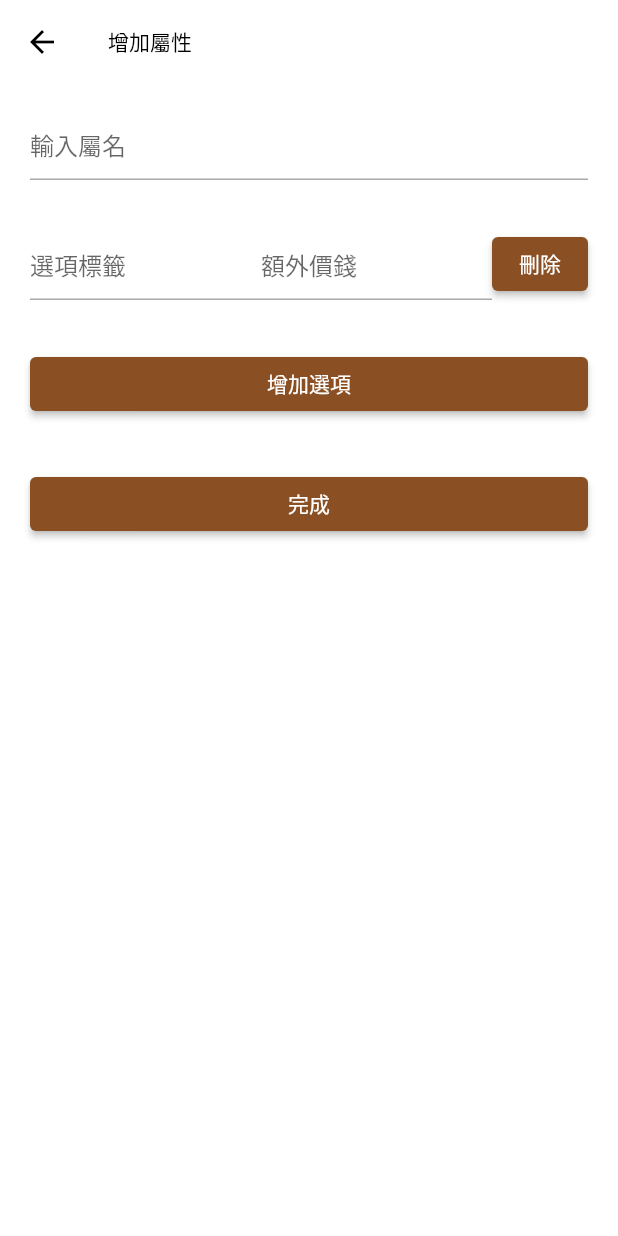
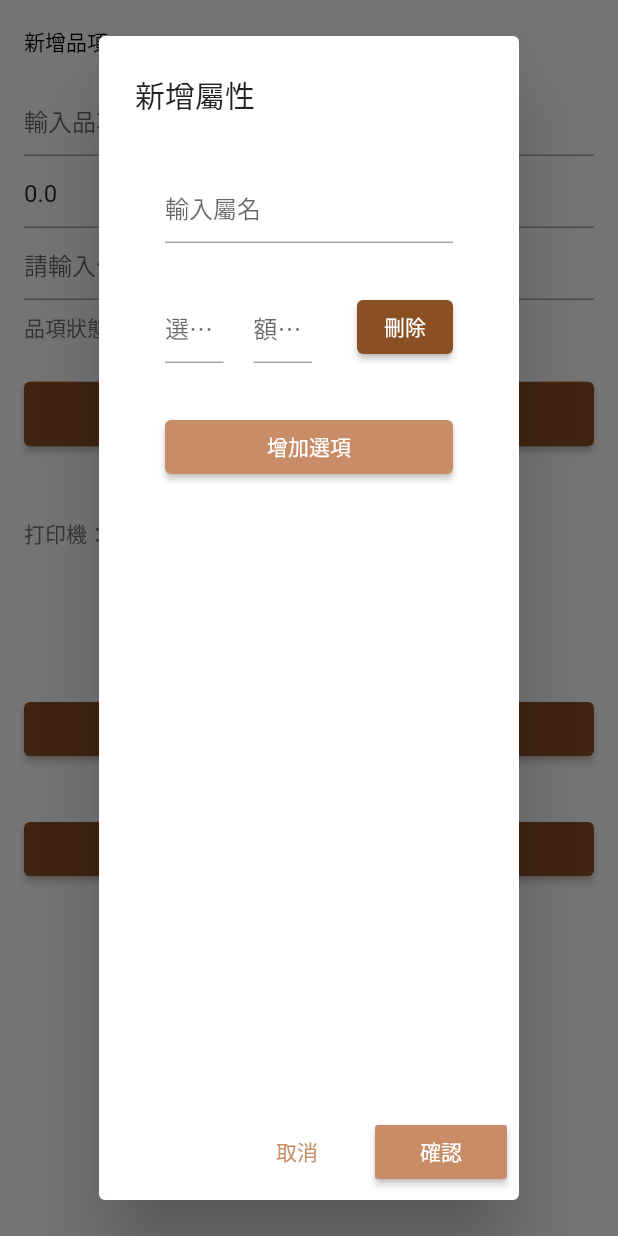
Before and after one commit to Dparty/restaurant_admin, a Flutter app: the EditItemPage screen opened directly, after a tap on "增加屬性", on a phone screen of 412 x 824 dp. Run offline on Flutter 3.47's test engine with Material 2 defaults, Android fonts, the phone set to English and light mode, and no system bars; our stand-ins replace dio, file_picker, image_gallery_saver, image_picker, permission_handler, qr_flutter and 2 more; missing offline and left inert: image_downloader_web; accounts and stored records are empty; Roboto replaces fonts that are missing (Muli).

Commit message:
fix:popup

```diff
--- a/lib/api/bill.dart
+++ b/lib/api/bill.dart
@@ -14,7 +14,6 @@ Future<List<Bill>> listBills(String restaurantId,
     'startAt': startAt ?? '',
     'endAt': endAt ?? '',
   };
-  print(query);
   final response = await http.get(
       Uri.https(restaurantApiDomain, "/bills",
           query.map((key, value) => MapEntry(key, value.toString()))),
--- a/lib/views/settings/add_attribute_page.dart
+++ b/lib/views/settings/add_attribute_page.dart
@@ -1,6 +1,7 @@
 import 'package:flutter/material.dart';
 import 'package:restaurant_admin/components/dialog.dart';
 
+import '../../configs/constants.dart';
 import '../../models/restaurant.dart';
 
 class AddAttributePage extends StatefulWidget {
@@ -72,9 +73,15 @@ class _AddAttributePageState extends State<AddAttributePage> {
   }
 
   @override
-  Widget build(BuildContext context) => Scaffold(
-      appBar: AppBar(title: const Text('增加屬性')),
-      body: Column(
+  Widget build(BuildContext context) {
+    var height = MediaQuery.of(context).size.height - 200;
+    var width = MediaQuery.of(context).size.width - 800;
+    return AlertDialog(
+      title: const Text('新增屬性'),
+      content: SizedBox(
+          width: width,
+          height: height,
+          child: Column(
             children: [
               Expanded(
                   child: Padding(
@@ -102,6 +109,9 @@ class _AddAttributePageState extends State<AddAttributePage> {
                                 ),
                                 controller: o.label,
                               )),
+                              const SizedBox(
+                                width: 20,
+                              ),
                               Expanded(
                                 child: TextField(
                                   decoration: const InputDecoration(
@@ -111,8 +121,12 @@ class _AddAttributePageState extends State<AddAttributePage> {
                                   controller: o.pricing,
                                 ),
                               ),
+                              const SizedBox(
+                                width: 30,
+                              ),
                               ElevatedButton(
-                            onPressed: () => deleteOption(options.indexOf(o)),
+                                onPressed: () =>
+                                    deleteOption(options.indexOf(o)),
                                 child: const Text('刪除'),
                               )
                             ]),
@@ -122,22 +136,38 @@ class _AddAttributePageState extends State<AddAttributePage> {
                     Padding(
                       padding: const EdgeInsets.symmetric(vertical: 16.0),
                       child: ElevatedButton(
+                        style: ElevatedButton.styleFrom(
+                          backgroundColor: kPrimaryColor, // Background color
+                        ),
                         onPressed: addOption,
                         child: const Text('增加選項'),
-                  ),
-                ),
-                Padding(
-                  padding: const EdgeInsets.symmetric(vertical: 16.0),
-                  child: ElevatedButton(
-                    onPressed: submit,
-                    child: const Text('完成'),
                       ),
                     ),
                   ],
                 ),
               )),
             ],
-      ));
+          )),
+      actions: <Widget>[
+        MaterialButton(
+          textColor: kPrimaryColor,
+          child: const Text('取消'),
+          onPressed: () {
+            setState(() {
+              // _confirmName.text = "";
+              Navigator.pop(context);
+            });
+          },
+        ),
+        MaterialButton(
+          color: kPrimaryColor,
+          textColor: Colors.white,
+          onPressed: submit,
+          child: const Text('確認'),
+        ),
+      ],
+    );
+  }
 }
 
 class OptionEditList {
--- a/lib/views/settings/item_info.dart
+++ b/lib/views/settings/item_info.dart
@@ -12,6 +12,7 @@ import 'package:restaurant_admin/models/restaurant.dart';
 import 'package:provider/provider.dart';
 import 'package:restaurant_admin/provider/restaurant_provider.dart';
 import 'package:restaurant_admin/provider/selected_item_provider.dart';
+import '../../configs/constants.dart';
 import './printer_row.dart';
 
 class EditItemPage extends StatefulWidget {
@@ -182,13 +183,12 @@ class _EditItemPageState extends State<EditItemPage> {
     update();
   }
 
-  void addAttribute() async {
-    final Attribute? attribute = await Navigator.push(context,
-            MaterialPageRoute(builder: (context) => const AddAttributePage()))
-        as Attribute?;
-    setState(() {
-      if (attribute != null) attributes?.add(attribute);
-    });
+  Future<dynamic> _displayAddAttribute(BuildContext context) async {
+    return showDialog(
+        context: context,
+        builder: (context) {
+          return const AddAttributePage();
+        });
   }
 
   void _pickFiles() async {
@@ -463,7 +463,14 @@ class _EditItemPageState extends State<EditItemPage> {
                             Icons.add_circle,
                             color: Colors.white,
                           ),
-                          onPressed: addAttribute,
+                          // onPressed: addAttribute,
+                          onPressed: () async {
+                            final Attribute? attribute =
+                                await _displayAddAttribute(context);
+                            setState(() {
+                              if (attribute != null) attributes?.add(attribute);
+                            });
+                          },
                           label: const Text(
                             "增加屬性",
                             style: TextStyle(fontSize: 16, color: Colors.white),
```
Lines whose indentation alone changed are shown as unchanged.
